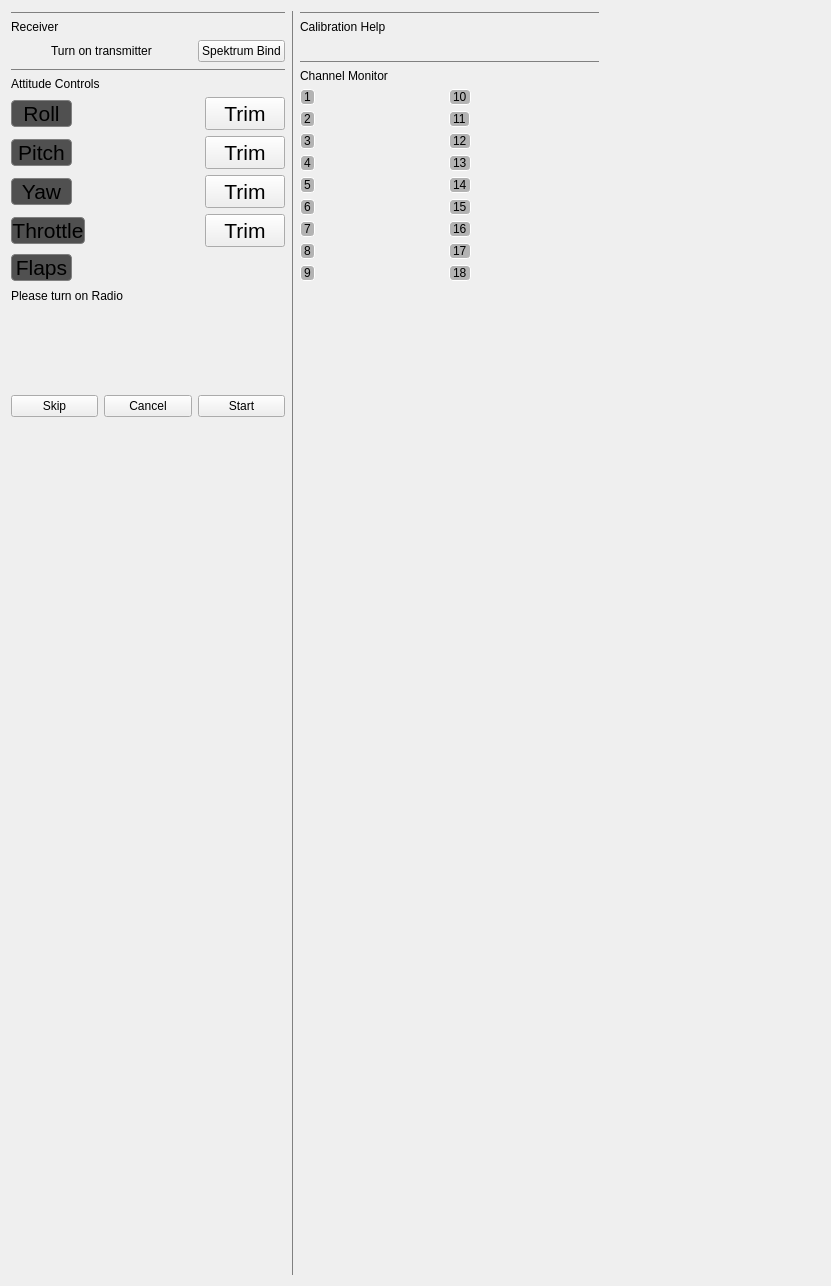
Qt form src/ui/px4_configuration/PX4RCCalibration.ui (mavlink/qgroundcontrol) before a commit.
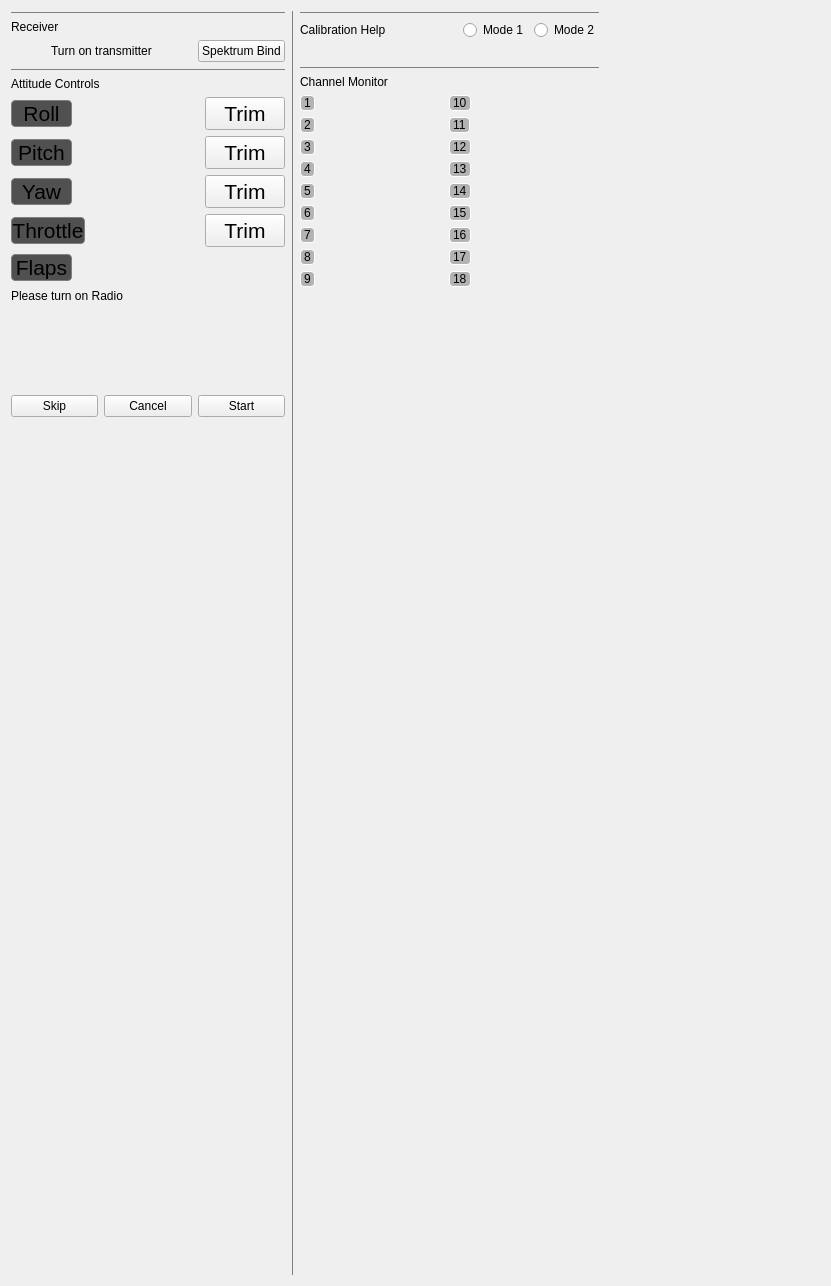
The same form after that commit. Icons and pictures are not drawn. Custom widgets are drawn as their Qt base class.

Commit message: Support transmitter modes for help

```diff
--- a/src/ui/px4_configuration/PX4RCCalibration.ui
+++ b/src/ui/px4_configuration/PX4RCCalibration.ui
@@ -546,11 +546,53 @@
       </widget>
      </item>
      <item>
-      <widget class="QLabel" name="label_9">
-       <property name="text">
-        <string>Calibration Help</string>
+      <layout class="QHBoxLayout" name="horizontalLayout_3">
+       <property name="spacing">
+        <number>-1</number>
        </property>
-      </widget>
+       <property name="sizeConstraint">
+        <enum>QLayout::SetDefaultConstraint</enum>
+       </property>
+       <property name="leftMargin">
+        <number>0</number>
+       </property>
+       <property name="topMargin">
+        <number>0</number>
+       </property>
+       <item>
+        <widget class="QLabel" name="label_3">
+         <property name="text">
+          <string>Calibration Help</string>
+         </property>
+        </widget>
+       </item>
+       <item>
+        <widget class="QRadioButton" name="mode1">
+         <property name="sizePolicy">
+          <sizepolicy hsizetype="Fixed" vsizetype="Fixed">
+           <horstretch>0</horstretch>
+           <verstretch>0</verstretch>
+          </sizepolicy>
+         </property>
+         <property name="text">
+          <string>Mode 1</string>
+         </property>
+        </widget>
+       </item>
+       <item>
+        <widget class="QRadioButton" name="mode2">
+         <property name="sizePolicy">
+          <sizepolicy hsizetype="Fixed" vsizetype="Fixed">
+           <horstretch>0</horstretch>
+           <verstretch>0</verstretch>
+          </sizepolicy>
+         </property>
+         <property name="text">
+          <string>Mode 2</string>
+         </property>
+        </widget>
+       </item>
+      </layout>
      </item>
      <item>
       <widget class="QLabel" name="radioIcon">
@@ -594,7 +636,7 @@
       </widget>
      </item>
      <item>
-      <widget class="QLabel" name="label_3">
+      <widget class="QLabel" name="monitorLabel">
        <property name="sizePolicy">
         <sizepolicy hsizetype="Preferred" vsizetype="Fixed">
          <horstretch>0</horstretch>
```
Left out of the diff: 6 changed lines with no effect on the pictures. The commit also changes 25 other files.
